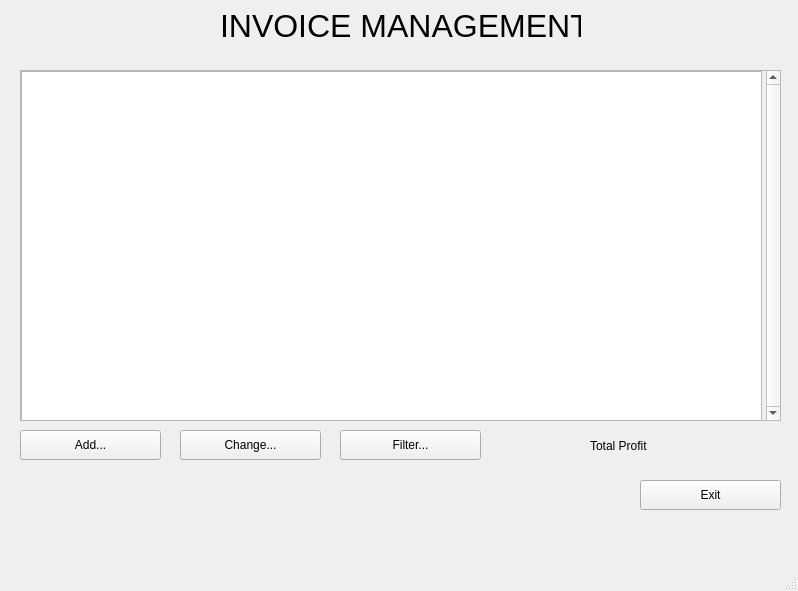
hl271/Invoice_Management_Qt, file mainwindow.ui: the form before one commit.
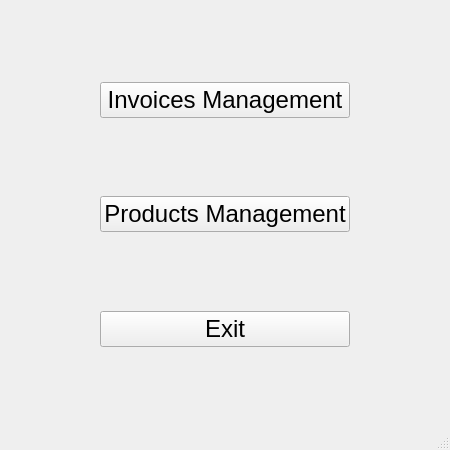
The form after the commit.

```diff
--- a/mainwindow.ui
+++ b/mainwindow.ui
@@ -6,146 +6,138 @@
    <rect>
     <x>0</x>
     <y>0</y>
-    <width>798</width>
-    <height>591</height>
+    <width>450</width>
+    <height>450</height>
    </rect>
   </property>
   <property name="windowTitle">
    <string>MainWindow</string>
   </property>
   <widget class="QWidget" name="centralwidget">
-   <widget class="QPushButton" name="exit_btn">
-    <property name="geometry">
-     <rect>
-      <x>640</x>
-      <y>480</y>
-      <width>141</width>
-      <height>30</height>
-     </rect>
-    </property>
-    <property name="text">
-     <string>Exit</string>
-    </property>
-   </widget>
-   <widget class="QWidget" name="horizontalLayoutWidget_2">
-    <property name="geometry">
-     <rect>
-      <x>590</x>
-      <y>430</y>
-      <width>185</width>
-      <height>31</height>
-     </rect>
-    </property>
-    <layout class="QHBoxLayout" name="horizontalLayout_2">
-     <item>
-      <widget class="QLabel" name="total_profit_label">
-       <property name="text">
-        <string>Total Profit</string>
-       </property>
-      </widget>
-     </item>
-     <item>
-      <widget class="QLabel" name="total_profit_val">
-       <property name="text">
-        <string/>
-       </property>
-      </widget>
-     </item>
-    </layout>
-   </widget>
-   <widget class="QScrollArea" name="invoice_table_area">
-    <property name="geometry">
-     <rect>
-      <x>20</x>
-      <y>70</y>
-      <width>761</width>
-      <height>351</height>
-     </rect>
-    </property>
-    <property name="verticalScrollBarPolicy">
-     <enum>Qt::ScrollBarAlwaysOn</enum>
-    </property>
-    <property name="widgetResizable">
-     <bool>true</bool>
-    </property>
-    <widget class="QWidget" name="scrollAreaWidgetContents">
-     <property name="geometry">
-      <rect>
-       <x>0</x>
-       <y>0</y>
-       <width>745</width>
-       <height>349</height>
-      </rect>
-     </property>
-     <widget class="QTableView" name="invoice_table">
-      <property name="geometry">
-       <rect>
-        <x>0</x>
-        <y>0</y>
-        <width>741</width>
-        <height>351</height>
-       </rect>
-      </property>
-     </widget>
-    </widget>
-   </widget>
-   <widget class="QLabel" name="label">
-    <property name="geometry">
-     <rect>
-      <x>220</x>
-      <y>10</y>
-      <width>361</width>
-      <height>31</height>
-     </rect>
-    </property>
-    <property name="font">
-     <font>
-      <pointsize>24</pointsize>
-     </font>
-    </property>
-    <property name="text">
-     <string>INVOICE MANAGEMENT</string>
-    </property>
-   </widget>
-   <widget class="QPushButton" name="filter_btn">
-    <property name="geometry">
-     <rect>
-      <x>340</x>
-      <y>430</y>
-      <width>141</width>
-      <height>30</height>
-     </rect>
-    </property>
-    <property name="text">
-     <string>Filter...</string>
-    </property>
-   </widget>
-   <widget class="QPushButton" name="change_btn">
-    <property name="geometry">
-     <rect>
-      <x>180</x>
-      <y>430</y>
-      <width>141</width>
-      <height>30</height>
-     </rect>
-    </property>
-    <property name="text">
-     <string>Change...</string>
-    </property>
-   </widget>
-   <widget class="QPushButton" name="add_btn">
-    <property name="geometry">
-     <rect>
-      <x>20</x>
-      <y>430</y>
-      <width>141</width>
-      <height>30</height>
-     </rect>
-    </property>
-    <property name="text">
-     <string>Add...</string>
-    </property>
-   </widget>
+   <layout class="QGridLayout" name="gridLayout">
+    <item row="0" column="0">
+     <layout class="QHBoxLayout" name="horizontalLayout_2">
+      <item>
+       <spacer name="horizontalSpacer_3">
+        <property name="orientation">
+         <enum>Qt::Horizontal</enum>
+        </property>
+        <property name="sizeHint" stdset="0">
+         <size>
+          <width>40</width>
+          <height>20</height>
+         </size>
+        </property>
+       </spacer>
+      </item>
+      <item>
+       <layout class="QVBoxLayout" name="verticalLayout">
+        <item>
+         <spacer name="verticalSpacer">
+          <property name="orientation">
+           <enum>Qt::Vertical</enum>
+          </property>
+          <property name="sizeHint" stdset="0">
+           <size>
+            <width>20</width>
+            <height>40</height>
+           </size>
+          </property>
+         </spacer>
+        </item>
+        <item>
+         <widget class="QPushButton" name="inv_btn">
+          <property name="font">
+           <font>
+            <pointsize>18</pointsize>
+           </font>
+          </property>
+          <property name="text">
+           <string>Invoices Management</string>
+          </property>
+         </widget>
+        </item>
+        <item>
+         <spacer name="verticalSpacer_2">
+          <property name="orientation">
+           <enum>Qt::Vertical</enum>
+          </property>
+          <property name="sizeHint" stdset="0">
+           <size>
+            <width>20</width>
+            <height>40</height>
+           </size>
+          </property>
+         </spacer>
+        </item>
+        <item>
+         <widget class="QPushButton" name="pro_btn">
+          <property name="font">
+           <font>
+            <pointsize>18</pointsize>
+           </font>
+          </property>
+          <property name="text">
+           <string>Products Management</string>
+          </property>
+         </widget>
+        </item>
+        <item>
+         <spacer name="verticalSpacer_3">
+          <property name="orientation">
+           <enum>Qt::Vertical</enum>
+          </property>
+          <property name="sizeHint" stdset="0">
+           <size>
+            <width>20</width>
+            <height>40</height>
+           </size>
+          </property>
+         </spacer>
+        </item>
+        <item>
+         <widget class="QPushButton" name="exit_btn">
+          <property name="font">
+           <font>
+            <pointsize>18</pointsize>
+           </font>
+          </property>
+          <property name="text">
+           <string>Exit</string>
+          </property>
+         </widget>
+        </item>
+        <item>
+         <spacer name="verticalSpacer_4">
+          <property name="orientation">
+           <enum>Qt::Vertical</enum>
+          </property>
+          <property name="sizeHint" stdset="0">
+           <size>
+            <width>20</width>
+            <height>40</height>
+           </size>
+          </property>
+         </spacer>
+        </item>
+       </layout>
+      </item>
+      <item>
+       <spacer name="horizontalSpacer_4">
+        <property name="orientation">
+         <enum>Qt::Horizontal</enum>
+        </property>
+        <property name="sizeHint" stdset="0">
+         <size>
+          <width>40</width>
+          <height>20</height>
+         </size>
+        </property>
+       </spacer>
+      </item>
+     </layout>
+    </item>
+   </layout>
   </widget>
   <widget class="QMenuBar" name="menubar">
    <property name="geometry">
```
Left out of the diff: 4 changed lines with no effect on the pictures.
